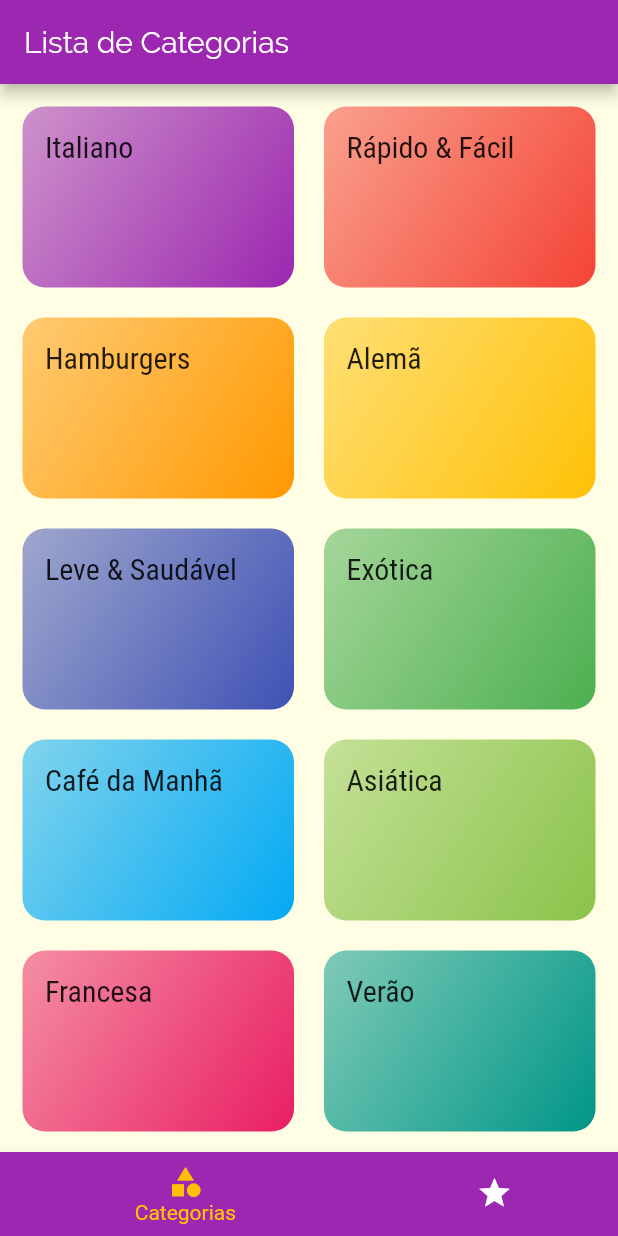
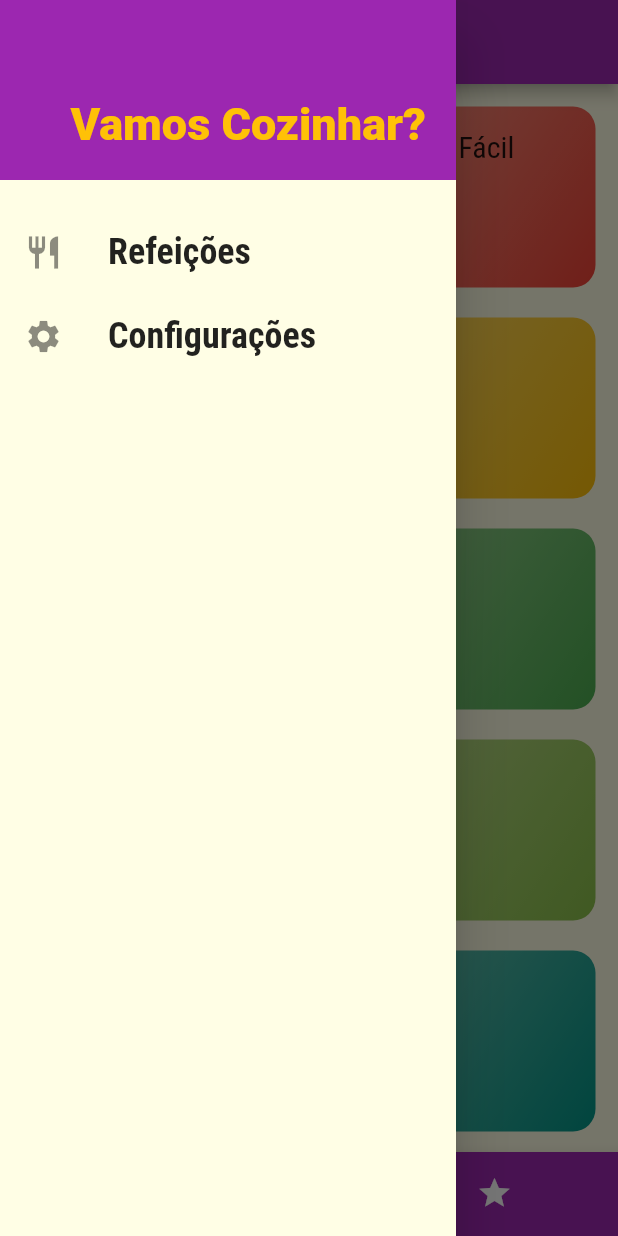
Before and after one commit to davihoffmann/meals, a Flutter app: the screen it shows after launch, with the side drawer open (before the commit the screen has no drawer), on a phone screen of 412 x 824 dp. Run offline on Flutter 3.47's test engine with Material 2 defaults, Android fonts, the phone set to English and light mode, and no system bars.

Commit message:
criado menu drawer

```diff
--- /dev/null
+++ b/lib/components/main_drawer.dart
@@ -0,0 +1,57 @@
+import 'package:flutter/material.dart';
+import 'package:meals/utils/app-routes.dart';
+
+class MainDrawer extends StatelessWidget {
+  Widget _createItem(IconData icon, String label, Function onTap) {
+    return ListTile(
+      leading: Icon(
+        icon,
+        size: 26,
+      ),
+      title: Text(
+        label,
+        style: TextStyle(
+            fontFamily: 'RobotoCondensed',
+            fontSize: 24,
+            fontWeight: FontWeight.bold),
+      ),
+      onTap: onTap,
+    );
+  }
+
+  @override
+  Widget build(BuildContext context) {
+    return Drawer(
+      child: Column(
+        children: <Widget>[
+          Container(
+            height: 120,
+            width: double.infinity,
+            padding: EdgeInsets.all(20),
+            color: Theme.of(context).primaryColor,
+            alignment: Alignment.bottomRight,
+            child: Text(
+              'Vamos Cozinhar?',
+              style: TextStyle(
+                  fontWeight: FontWeight.w900,
+                  fontSize: 30,
+                  color: Theme.of(context).accentColor),
+            ),
+          ),
+          SizedBox(height: 20),
+          _createItem(
+            Icons.restaurant,
+            'Refeições',
+            () => Navigator.of(context).pushReplacementNamed(AppRoutes.HOME),
+          ),
+          _createItem(
+            Icons.settings,
+            'Configurações',
+            () =>
+                Navigator.of(context).pushReplacementNamed(AppRoutes.SETTINGS),
+          )
+        ],
+      ),
+    );
+  }
+}
--- a/lib/components/meal-item.dart
+++ b/lib/components/meal_item.dart
@@ -11,7 +11,13 @@ class MealItem extends StatelessWidget {
     Navigator.of(context).pushNamed(
       AppRoutes.MEAL_DETAIL,
       arguments: meal
-    );
+    ).then((result) {
+      if(result == null) {
+        print('sem resultado');
+      } else {
+        print('O nome da refeicao é $result.');
+      }
+    });
   }
 
   @override
--- a/lib/main.dart
+++ b/lib/main.dart
@@ -1,5 +1,6 @@
 import 'package:flutter/material.dart';
 import 'package:meals/screens/meal_detail_screen.dart';
+import 'package:meals/screens/settings_screen.dart';
 import 'package:meals/screens/tabs_screen.dart';
 import 'screens/categories_screen.dart';
 import 'screens/categories_meals_screen.dart';
@@ -27,6 +28,7 @@ class MyApp extends StatelessWidget {
         AppRoutes.HOME: (ctx) => TabsScreen(),
         AppRoutes.CATEGORIES_MEALS: (ctx) => CategoriesMealsScreen(),
         AppRoutes.MEAL_DETAIL: (ctx) => MealDetailScreen(),
+        AppRoutes.SETTINGS: (ctx) => SettingsScreen()
       },
       onGenerateRoute: (settings) {
         if (settings.name == '/alguma-coisa') {
--- a/lib/screens/categories_meals_screen.dart
+++ b/lib/screens/categories_meals_screen.dart
@@ -1,5 +1,5 @@
 import 'package:flutter/material.dart';
-import 'package:meals/components/meal-item.dart';
+import 'package:meals/components/meal_item.dart';
 import 'package:meals/data/dummy_data.dart';
 import 'package:meals/models/category.dart';
 
--- a/lib/screens/meal_detail_screen.dart
+++ b/lib/screens/meal_detail_screen.dart
@@ -82,6 +82,12 @@ class MealDetailScreen extends StatelessWidget {
           ],
         ),
       ),
+      floatingActionButton: FloatingActionButton(
+        child: Icon(Icons.star),
+        onPressed: () {
+          Navigator.of(context).pop(meal.title);
+        },
+      ),
     );
   }
 }
--- /dev/null
+++ b/lib/screens/settings_screen.dart
@@ -0,0 +1,15 @@
+import 'package:flutter/material.dart';
+import 'package:meals/components/main_drawer.dart';
+
+class SettingsScreen extends StatelessWidget {
+  @override
+  Widget build(BuildContext context) {
+    return Scaffold(
+      appBar: AppBar(
+        title: Text('Configuracoes'),
+      ),
+      drawer: MainDrawer(),
+      body: Center(child: Text('Configuracoes'),),
+    );
+  }
+}
--- a/lib/screens/tabs_screen.dart
+++ b/lib/screens/tabs_screen.dart
@@ -1,4 +1,5 @@
 import 'package:flutter/material.dart';
+import 'package:meals/components/main_drawer.dart';
 import 'package:meals/screens/categories_screen.dart';
 import 'package:meals/screens/favorite_screen.dart';
 
@@ -22,39 +23,13 @@ class _TabsScreenState extends State<TabsScreen> {
 
   @override
   Widget build(BuildContext context) {
-    /*
-    return DefaultTabController(
-      length: 2,
-      child: Scaffold(
-        appBar: AppBar(
-          title: Text('Vamos Cozinhar?'),
-          bottom: TabBar(
-            tabs: [
-              Tab(
-                icon: Icon(Icons.category),
-                text: 'Categorias',
-              ),
-              Tab(
-                icon: Icon(Icons.star),
-                text: 'Favoritos',
-              )
-            ],
-          ),
-        ),
-        body: TabBarView(
-          children: [
-            CategoriesScreen(),
-            FavoriteScreen(),
-          ],
-        ),
-      ),
-    );*/
     return Scaffold(
       appBar: AppBar(
         title: Text(
           _screens[_selectedScreenIndex]['title'],
         ),
       ),
+      drawer: MainDrawer(),
       body: _screens[_selectedScreenIndex]['screen'],
       bottomNavigationBar: BottomNavigationBar(
         onTap: _selectScreen,
--- a/lib/utils/app-routes.dart
+++ b/lib/utils/app-routes.dart
@@ -3,5 +3,6 @@ class AppRoutes {
   static const HOME = '/';
   static const CATEGORIES_MEALS = '/categories-meals';
   static const MEAL_DETAIL = '/meal-detail';
+  static const SETTINGS = '/settings';
 
 }
```
